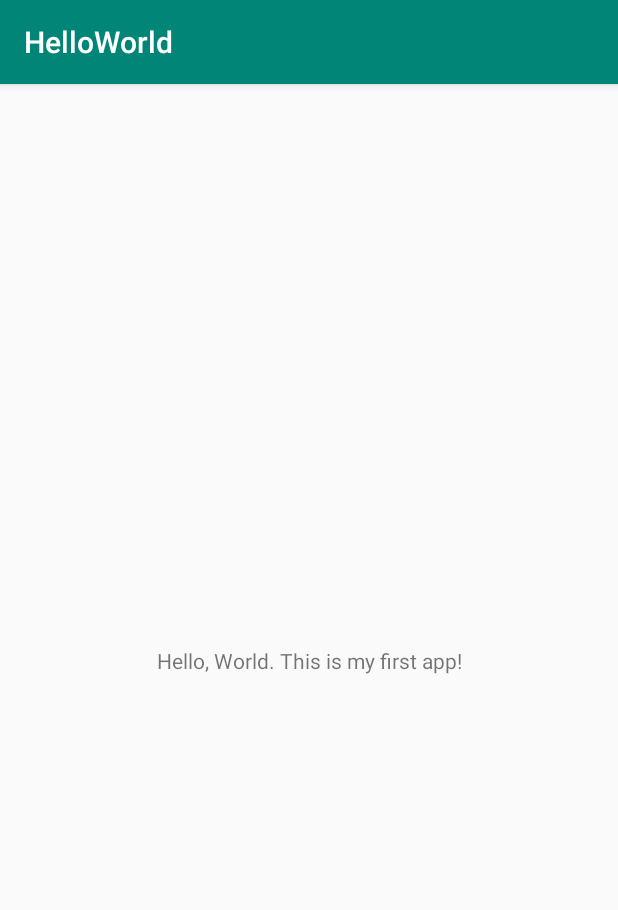
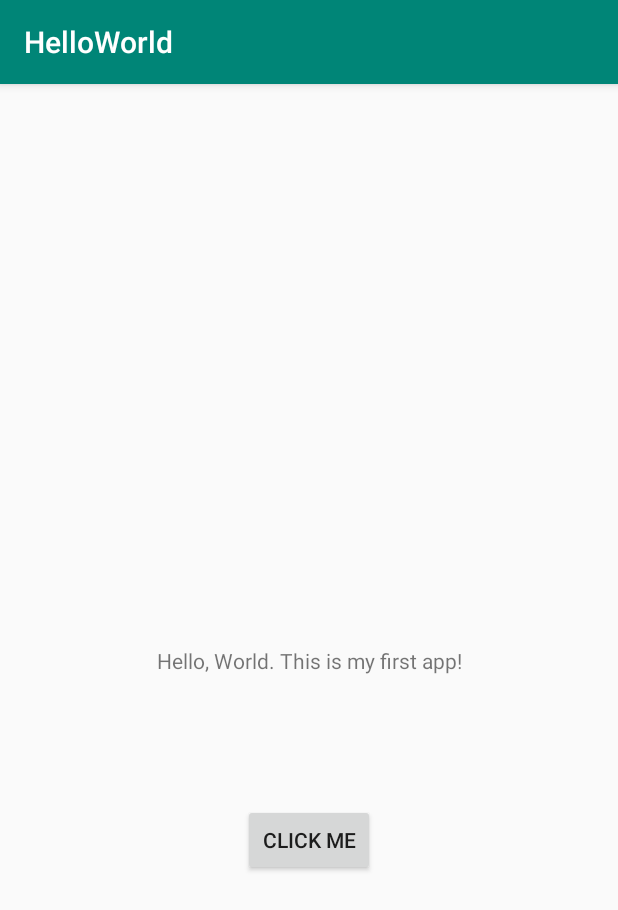
Before and after one commit to JohnRakowsky/JohnRakowsky3515Assign1, an Android app: the screen it shows after launch (MainActivity), on a phone screen of 412 x 824 dp. Shown: the top 910 px of the screen. Run offline under Robolectric (Android 15) with nearby library versions, the phone set to English and light mode, and no system bars.

Commit message:
Added a button and click event

```diff
--- a/app/src/main/java/edu/temple/helloworld/MainActivity.java
+++ b/app/src/main/java/edu/temple/helloworld/MainActivity.java
@@ -2,6 +2,8 @@ package edu.temple.helloworld;
 
 import androidx.appcompat.app.AppCompatActivity;
 import android.os.Bundle;
+import android.view.View;
+import android.widget.TextView;
 
 public class MainActivity extends AppCompatActivity {
 
@@ -10,4 +12,9 @@ public class MainActivity extends AppCompatActivity {
         super.onCreate(savedInstanceState);
         setContentView(R.layout.activity_main);
     }
+
+    public void changeText(View v){
+        TextView text = findViewById(R.id.hellotext);
+        text.setText("You clicked the Button");
+    }
 }
--- a/app/src/main/res/layout/activity_main.xml
+++ b/app/src/main/res/layout/activity_main.xml
@@ -8,6 +8,7 @@
     tools:context=".MainActivity">
 
     <TextView
+        android:id="@+id/hellotext"
         android:layout_width="wrap_content"
         android:layout_height="wrap_content"
         android:text="@string/my_greeting"
@@ -16,4 +17,15 @@
         app:layout_constraintRight_toRightOf="parent"
         app:layout_constraintTop_toTopOf="parent" />
 
+    <Button
+        android:id="@+id/button"
+        android:layout_width="wrap_content"
+        android:layout_height="wrap_content"
+        android:layout_marginEnd="162dp"
+        android:layout_marginBottom="240dp"
+        android:onClick="changeText"
+        android:text="@string/button"
+        app:layout_constraintBottom_toBottomOf="parent"
+        app:layout_constraintEnd_toEndOf="parent" />
+
 </androidx.constraintlayout.widget.ConstraintLayout>
--- a/app/src/main/res/values/strings.xml
+++ b/app/src/main/res/values/strings.xml
@@ -1,4 +1,6 @@
 <resources>
     <string name="app_name">HelloWorld</string>
     <string name="my_greeting">Hello, World. This is my first app!</string>
+    <string name="button">Click Me</string>
+    <string name="button_click">You have clicked the button</string>
 </resources>
```
